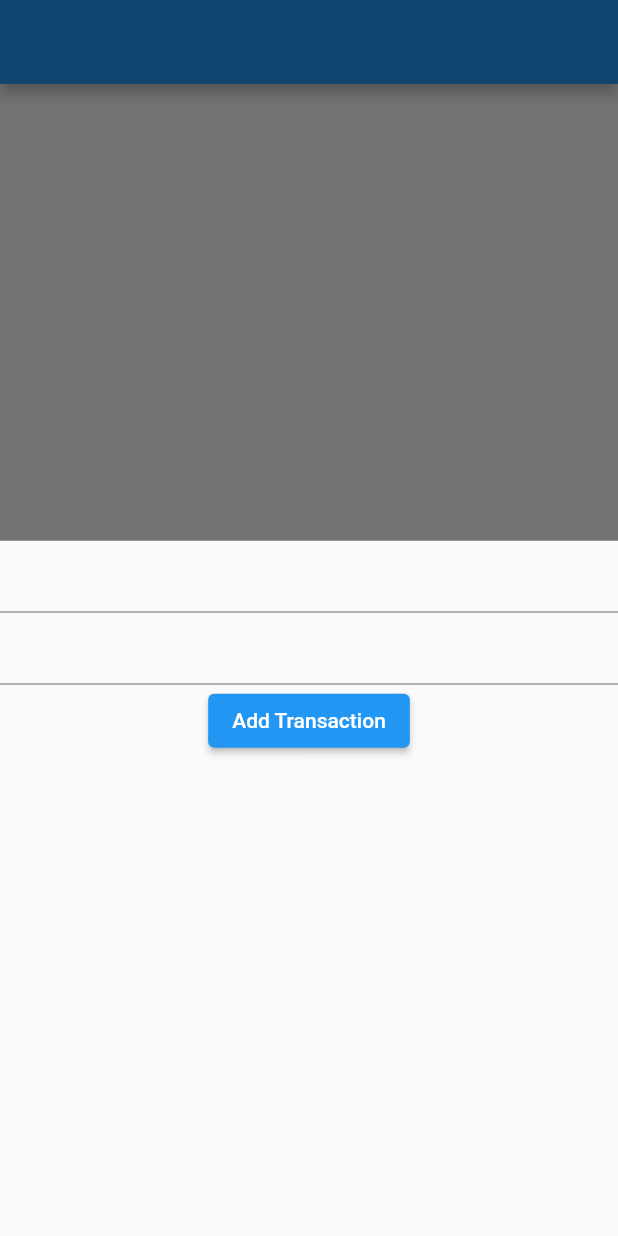
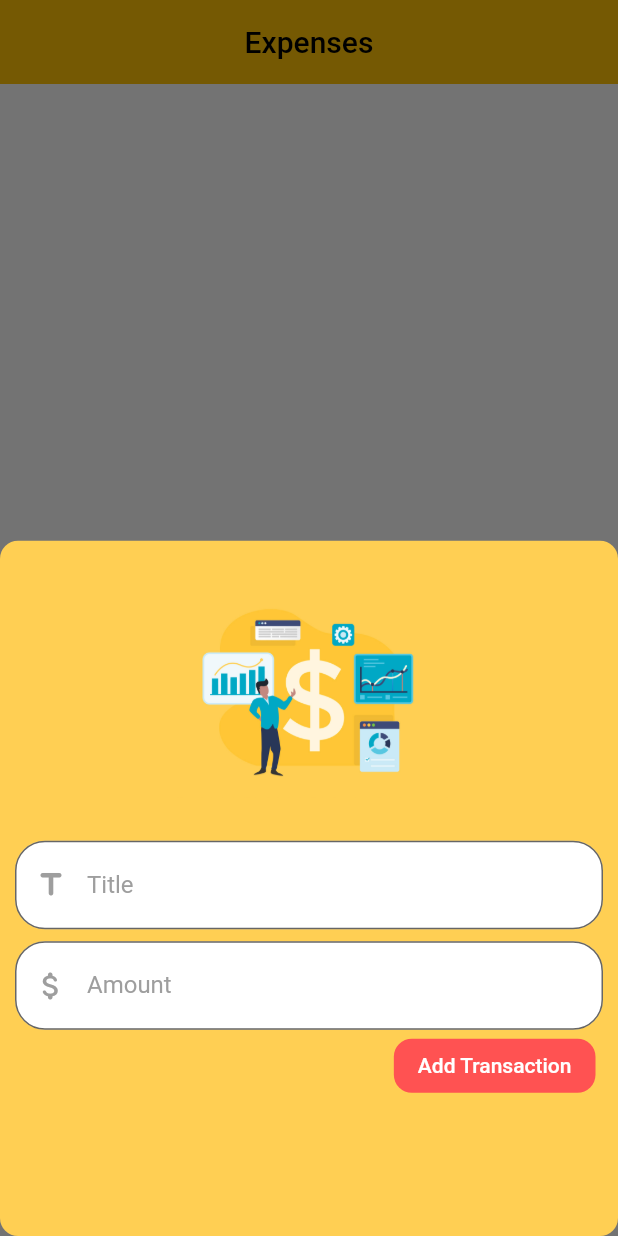
Before and after one commit to Mashi-91/personalexpenses, a Flutter app: the screen it shows after launch, after a tap on the "add" icon, on a phone screen of 412 x 824 dp. Run offline on Flutter 3.47's test engine with Material 2 defaults, Android fonts, the phone set to English and light mode, and no system bars.

Commit message:
Update_Code

```diff
--- a/lib/Pages/EnterText.dart
+++ b/lib/Pages/EnterText.dart
@@ -9,20 +9,65 @@ class TextEnter extends StatelessWidget {
 
   @override
   Widget build(BuildContext context) {
-    return Column(children: [
-      TextField(
-        controller: _tileController,
-
+    return Column(crossAxisAlignment: CrossAxisAlignment.end,
+        children: [
+          Center(
+            child: Container(
+              height: 200,
+                width: 200,
+                child: Image.asset("assets/images/expenses.jpg")),
+          ),
+      Padding(
+        padding: const EdgeInsets.symmetric(horizontal: 10.0),
+        child: TextField(
+          controller: _tileController,
+          decoration: const InputDecoration(
+            prefixIcon: Icon(Icons.title_rounded, color: Colors.grey,),
+              prefixIconColor: Colors.black,
+              filled: true,
+              labelStyle: TextStyle(color: Colors.grey),
+              labelText: 'Title',
+              fillColor: Colors.white,
+              border: OutlineInputBorder(
+                borderRadius: BorderRadius.all(Radius.circular(20)),
+              ),
+          ),
+        ),
       ),
-      TextField(
-        controller: _amountController,
-        keyboardType: TextInputType.number,
+      SizedBox(height: 8),
+      Padding(
+        padding: const EdgeInsets.symmetric(horizontal: 10.0),
+        child: TextField(
+          controller: _amountController,
+          keyboardType: TextInputType.number,
+          decoration: const InputDecoration(
+            prefixIcon: Icon(Icons.attach_money_rounded,
+            color: Colors.grey,),
+              filled: true,
+              fillColor: Colors.white,
+              labelText: 'Amount',
+              labelStyle: TextStyle(color: Colors.grey),
+              border: OutlineInputBorder(
+                borderRadius: BorderRadius.all(Radius.circular(20)),
+              ),),
+        ),
       ),
-      ElevatedButton(onPressed: () {
-        addNewTxt(_tileController.text, double.parse(_amountController.text));
-      },
-          child: Text("Add Transaction")),
-    ]
-    );
+      Padding(
+        padding: const EdgeInsets.symmetric(horizontal: 15.0,),
+        child: ElevatedButton(
+          style: ElevatedButton.styleFrom(
+            shape: RoundedRectangleBorder(borderRadius: BorderRadius.circular(12)),
+              elevation: 0,
+          backgroundColor: Colors.redAccent),
+            onPressed: () {
+              addNewTxt(
+                  _tileController.text, double.parse(_amountController.text));
+            },
+            child: Text(
+              "Add Transaction",
+              style: TextStyle(color: Colors.white),
+            )),
+      ),
+    ]);
   }
 }
--- a/lib/main.dart
+++ b/lib/main.dart
@@ -16,7 +16,7 @@ class MyApp extends StatelessWidget {
       debugShowCheckedModeBanner: false,
       title: 'Flutter Demo',
       theme: ThemeData(
-        primarySwatch: Colors.blue,
+        primarySwatch: Colors.amber,
       ),
       home: MyHomePage(),
     );
@@ -28,11 +28,7 @@ class MyHomePage extends StatefulWidget {
   State<MyHomePage> createState() => _MyHomePageState();
 
 }
-
-
 class _MyHomePageState extends State<MyHomePage> {
-
-
   List<Transaction> tx = [
     // Transaction(DateTime.now().toString(), 'New', 299.9, DateTime.now())
   ];
@@ -47,7 +43,10 @@ class _MyHomePageState extends State<MyHomePage> {
   }
   // BottomSheet
   void bottomSheet() {
-    showModalBottomSheet(context: context, builder: (index) {
+    showModalBottomSheet(
+      shape: RoundedRectangleBorder(borderRadius: BorderRadius.circular(12)),
+      backgroundColor: Color(0xFFFFCF53),
+        context: context, builder: (_) {
       return TextEnter(addTransaction);
     });
   }
@@ -55,12 +54,17 @@ class _MyHomePageState extends State<MyHomePage> {
   @override
   Widget build(BuildContext context) {
     return Scaffold(
-      appBar: AppBar(),
+      appBar: AppBar(
+        centerTitle: true,
+        title: Text('Expenses'),
+        elevation: 0,
+      ),
       body: SingleChildScrollView(
           scrollDirection: Axis.vertical,
           child: Column(
             children: [Tiles(tx)],
           )),
+      floatingActionButtonLocation: FloatingActionButtonLocation.centerFloat,
       floatingActionButton: FloatingActionButton(
         onPressed: bottomSheet,
         child: Icon(Icons.add),
--- a/pubspec.yaml
+++ b/pubspec.yaml
@@ -62,9 +62,8 @@ flutter:
   uses-material-design: true
 
   # To add assets to your application, add an assets section, like this:
-  # assets:
-  #   - images/a_dot_burr.jpeg
-  #   - images/a_dot_ham.jpeg
+  assets:
+    - assets/images/expenses.jpg
 
   # An image asset can refer to one or more resolution-specific "variants", see
   # https://flutter.dev/assets-and-images/#resolution-aware
```
Also changed, not shown: assets/images/expenses.jpg (added).
